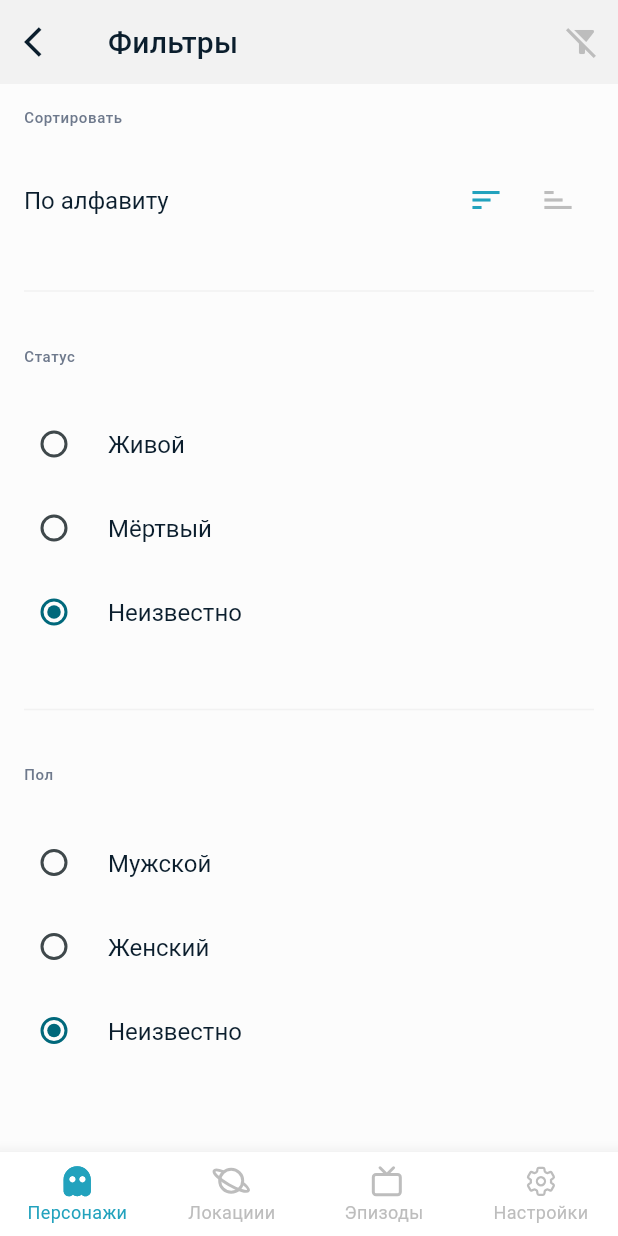
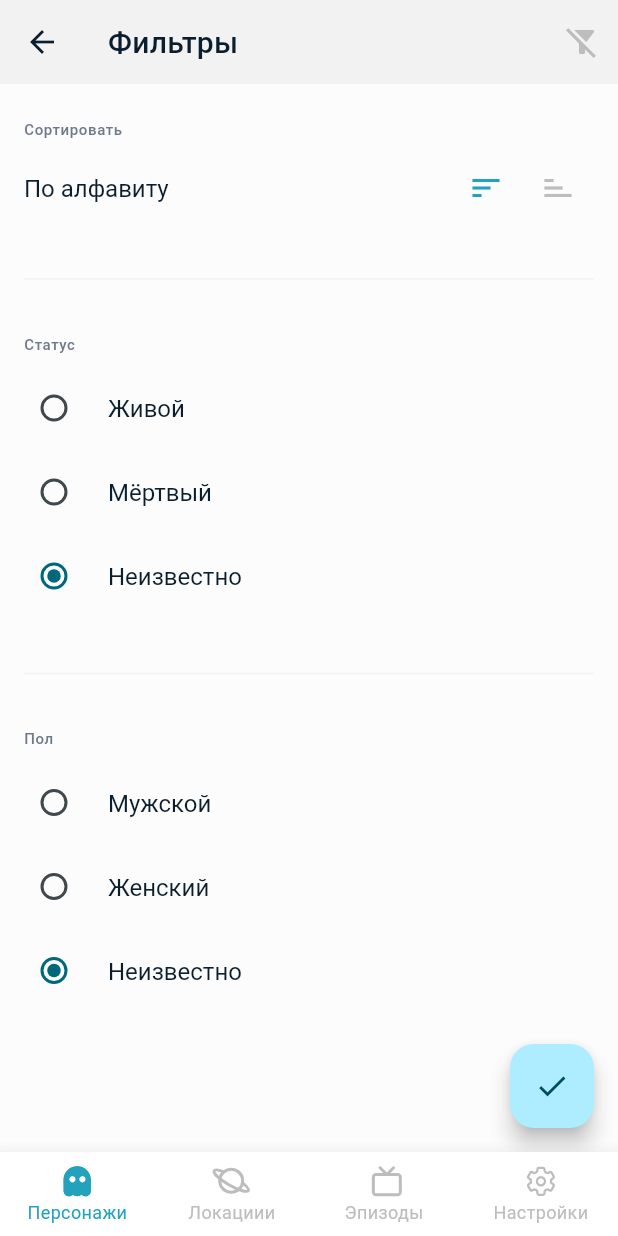
Before and after one commit to AktanK13/rick_and_morty, a Flutter app: the CharactersFilterPage screen opened by its route, on a phone screen of 412 x 824 dp. Run offline on Flutter 3.47's test engine with Material 3 defaults, Android fonts, the phone set to English and light mode, and no system bars; our stand-ins replace bloc, dartz, dio, equatable, flutter_bloc, flutter_svg and 3 more; accounts and stored records are empty; network calls fail.

Commit message:
fix characters search & filter

```diff
--- a/lib/core/router/router.dart
+++ b/lib/core/router/router.dart
@@ -1,6 +1,9 @@
 import 'package:flutter/material.dart';
+import 'package:flutter_bloc/flutter_bloc.dart';
 import 'package:go_router/go_router.dart';
+import 'package:rick_and_morty/core/utils/injections.dart';
 import 'package:rick_and_morty/features/characters/domain/entities/entities.dart';
+import 'package:rick_and_morty/features/characters/presentation/bloc/characters_bloc.dart';
 import 'package:rick_and_morty/features/characters/presentation/pages/sub_pages/characters_detail_page.dart';
 import 'package:rick_and_morty/features/characters/presentation/pages/sub_pages/characters_filter_page.dart';
 import 'package:rick_and_morty/features/characters/presentation/pages/characters_page.dart';
@@ -30,7 +33,11 @@ final router = GoRouter(
           routes: [
             GoRoute(
               path: '/characters',
-              builder: (context, state) => const CharactersPage(),
+              builder: (context, state) => BlocProvider(
+                create: (context) => getIt<CharactersBloc>()
+                  ..add(const FetchCharacters(status: '', gender: '')),
+                child: const CharactersPage(),
+              ),
               routes: [
                 GoRoute(
                   path: 'details',
@@ -45,13 +52,19 @@ final router = GoRouter(
                 GoRoute(
                   path: 'search',
                   builder: (BuildContext context, GoRouterState state) {
-                    return const CharactersSearchPage();
+                    return BlocProvider(
+                      create: (context) => getIt<CharactersBloc>(),
+                      child: const CharactersSearchPage(),
+                    );
                   },
                 ),
                 GoRoute(
                   path: 'filter',
                   builder: (BuildContext context, GoRouterState state) {
-                    return const CharactersFilterPage();
+                    return BlocProvider(
+                      create: (context) => getIt<CharactersBloc>(),
+                      child: const CharactersFilterPage(),
+                    );
                   },
                 ),
               ],
--- a/lib/features/characters/presentation/bloc/characters_event.dart
+++ b/lib/features/characters/presentation/bloc/characters_event.dart
@@ -9,25 +9,21 @@ abstract class CharactersEvent extends Equatable {
 
 class FetchCharacters extends CharactersEvent {
   const FetchCharacters({
-    required this.page,
     required this.status,
     required this.gender,
   });
-  final int page;
   final String status;
   final String gender;
   @override
-  List<Object> get props => [page];
+  List<Object> get props => [];
 }
 
 class SearchCharacters extends CharactersEvent {
   const SearchCharacters({
-    required this.page,
     required this.name,
   });
-  final int page;
   final String name;
 
   @override
-  List<Object> get props => [page, name];
+  List<Object> get props => [name];
 }
--- a/lib/features/characters/presentation/bloc/characters_state.dart
+++ b/lib/features/characters/presentation/bloc/characters_state.dart
@@ -8,6 +8,8 @@ abstract class CharactersState extends Equatable {
 }
 
 class CharactersInitial extends CharactersState {}
+
+
 
 class CharactersLoading extends CharactersState {}
 
@@ -34,6 +36,8 @@ class CharactersError extends CharactersState {
   List<Object> get props => [message];
 }
 
+
+
 class SearchCharactersLoading extends CharactersState {}
 
 class SearchCharactersLoadSuccess extends CharactersState {
--- a/lib/features/characters/presentation/pages/sub_pages/characters_filter_page.dart
+++ b/lib/features/characters/presentation/pages/sub_pages/characters_filter_page.dart
@@ -1,8 +1,9 @@
 import 'package:flutter/material.dart';
 import 'package:flutter_bloc/flutter_bloc.dart';
+import 'package:go_router/go_router.dart';
 import 'package:rick_and_morty/core/styles/app_colors.dart';
+import 'package:rick_and_morty/features/characters/presentation/bloc/characters_bloc.dart';
 
-import 'package:rick_and_morty/features/characters/presentation/bloc/characters_bloc.dart';
 import 'package:rick_and_morty/shared/widgets/divider_line.dart';
 
 class CharactersFilterPage extends StatefulWidget {
@@ -16,19 +17,19 @@ class CharactersFilterPage extends StatefulWidget {
 
 class _CharactersFilterPageState extends State<CharactersFilterPage> {
   String selectedStatus = '';
-  String selectedGnder = '';
+  String selectedGender = '';
 
   @override
   void initState() {
     super.initState();
     selectedStatus = context.read<CharactersBloc>().selectedStatus;
-    selectedGnder = context.read<CharactersBloc>().selectedGnder;
+    selectedGender = context.read<CharactersBloc>().selectedGender;
   }
 
   void _resetFilters() {
     setState(() {
       selectedStatus = '';
-      selectedGnder = '';
+      selectedGender = '';
     });
   }
 
@@ -43,22 +44,11 @@ class _CharactersFilterPageState extends State<CharactersFilterPage> {
             style: Theme.of(context).textTheme.titleMedium,
           ),
           centerTitle: false,
-          leading: IconButton(
-            icon: Icon(
-              Icons.arrow_back_ios,
-              color: Theme.of(context).appBarTheme.iconTheme?.color,
-            ),
-            onPressed: () {
-              context.read<CharactersBloc>().add(FetchCharacters(
-                  page: 1, status: selectedStatus, gender: selectedGnder));
-              Navigator.of(context).pop();
-            },
-          ),
           actions: [
             IconButton(
               icon: Icon(
                 Icons.filter_alt_off,
-                color: selectedStatus == "" && selectedGnder == ""
+                color: selectedStatus == "" && selectedGender == ""
                     ? AppColors.buttonDisabled
                     : AppColors.statusDead,
               ),
@@ -68,7 +58,7 @@ class _CharactersFilterPageState extends State<CharactersFilterPage> {
         ),
         body: SingleChildScrollView(
           child: Padding(
-            padding: const EdgeInsets.all(16.0),
+            padding: const EdgeInsets.symmetric(horizontal: 16, vertical: 24),
             child: Column(
               crossAxisAlignment: CrossAxisAlignment.start,
               children: [
@@ -80,7 +70,7 @@ class _CharactersFilterPageState extends State<CharactersFilterPage> {
                       ?.copyWith(color: AppColors.textGray),
                 ),
                 const SizedBox(
-                  height: 24,
+                  height: 8,
                 ),
                 Row(
                   children: [
@@ -114,7 +104,7 @@ class _CharactersFilterPageState extends State<CharactersFilterPage> {
                       ?.copyWith(color: AppColors.textGray),
                 ),
                 const SizedBox(
-                  height: 24,
+                  height: 8,
                 ),
                 RadioListTile<String>(
                   contentPadding: const EdgeInsets.all(0),
@@ -167,7 +157,7 @@ class _CharactersFilterPageState extends State<CharactersFilterPage> {
                       ?.copyWith(color: AppColors.textGray),
                 ),
                 const SizedBox(
-                  height: 24,
+                  height: 8,
                 ),
                 RadioListTile<String>(
                   contentPadding: const EdgeInsets.all(0),
@@ -176,10 +166,10 @@ class _CharactersFilterPageState extends State<CharactersFilterPage> {
                     style: Theme.of(context).textTheme.titleLarge,
                   ),
                   value: 'male',
-                  groupValue: selectedGnder,
+                  groupValue: selectedGender,
                   onChanged: (value) {
                     setState(() {
-                      selectedGnder = value ?? 'male';
+                      selectedGender = value ?? 'male';
                     });
                   },
                 ),
@@ -190,10 +180,10 @@ class _CharactersFilterPageState extends State<CharactersFilterPage> {
                     style: Theme.of(context).textTheme.titleLarge,
                   ),
                   value: 'female',
-                  groupValue: selectedGnder,
+                  groupValue: selectedGender,
                   onChanged: (value) {
                     setState(() {
-                      selectedGnder = value ?? 'female';
+                      selectedGender = value ?? 'female';
                     });
                   },
                 ),
@@ -204,10 +194,10 @@ class _CharactersFilterPageState extends State<CharactersFilterPage> {
                     style: Theme.of(context).textTheme.titleLarge,
                   ),
                   value: '',
-                  groupValue: selectedGnder,
+                  groupValue: selectedGender,
                   onChanged: (value) {
                     setState(() {
-                      selectedGnder = value ?? '';
+                      selectedGender = value ?? '';
                     });
                   },
                 ),
@@ -215,18 +205,17 @@ class _CharactersFilterPageState extends State<CharactersFilterPage> {
             ),
           ),
         ),
-        // floatingActionButton: FloatingActionButton(
-        //   onPressed: () {
-        //     // context.read<CharactersBloc>().add(FetchCharacters(
-        //     //       page: 1,
-        //     //       status: selectedStatus,
-        //     //       gender: selectedGnder,
-        //     //       isLoadMore: null,
-        //     //     ));
-        //     Navigator.pop(context);
-        //   },
-        //   child: const Icon(Icons.check),
-        // ),
+        floatingActionButton: FloatingActionButton(
+          onPressed: () {
+            context.read<CharactersBloc>().add(FetchCharacters(
+                status: selectedStatus, gender: selectedGender));
+            context.pop({
+              'status': selectedStatus,
+              'gender': selectedGender,
+            });
+          },
+          child: const Icon(Icons.check),
+        ),
       ),
     );
   }
```
Also changed, not shown: lib/features/characters/presentation/bloc/characters_bloc.dart (+64 -7 lines), lib/features/characters/presentation/pages/characters_page.dart (+4 -36 lines), lib/features/characters/presentation/pages/sub_pages/characters_search_page.dart (+16 -44 lines), lib/main.dart (+2 -12 lines), lib/shared/widgets/search_appbar.dart (+14 -3 lines).
